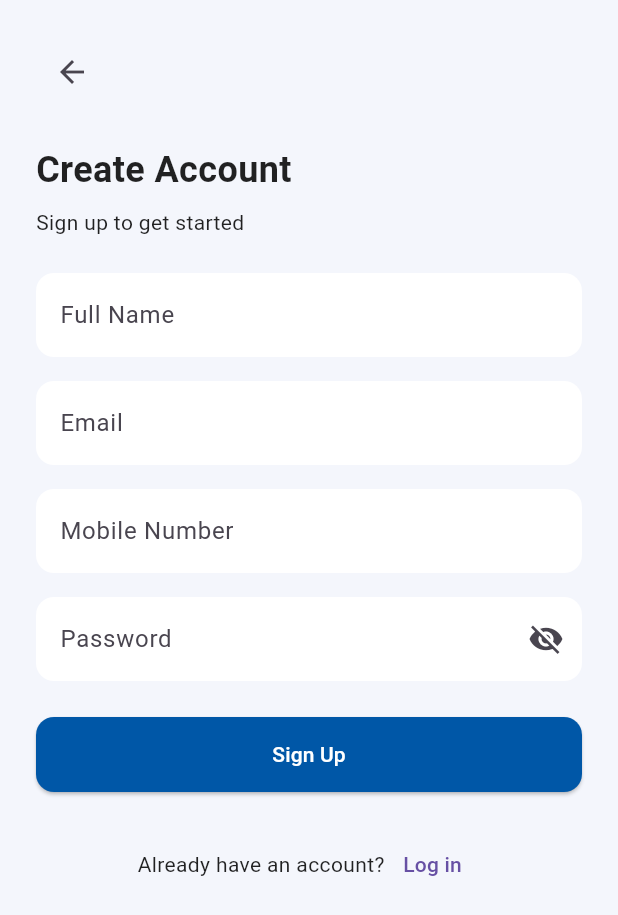
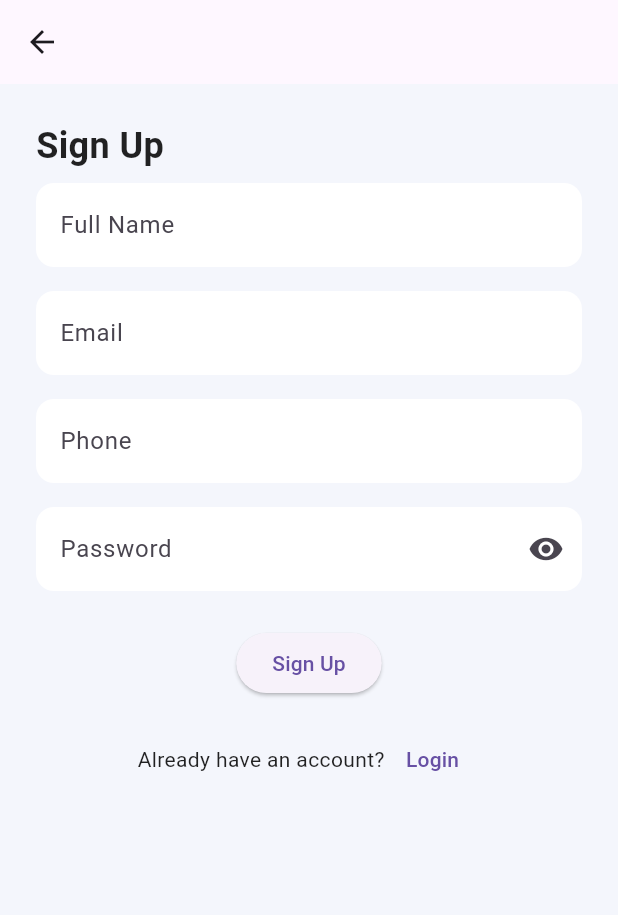
Before and after one commit to RowanFayez/UPLOAD, a Flutter app: the screen it shows after launch, after a tap on "Create one", on a phone screen of 412 x 824 dp. Shown: the top 915 px of the screen. Run offline on Flutter 3.47's test engine with Material 3 defaults, Android fonts, the phone set to English and light mode, and no system bars; Roboto replaces fonts that are missing (Poppins).

Commit message:
update  with app_string

```diff
--- a/taskaia/lib/core/theme/app_strings.dart
+++ b/taskaia/lib/core/theme/app_strings.dart
@@ -0,0 +1,33 @@
+class AppStrings {
+  // General
+  static const String appName = 'Alexandria Tram Guide';
+
+  // Login Screen
+  static const String welcomeBack = 'Welcome Back';
+  static const String signInToPlan =
+      'Sign in to plan your journey in Alexandria';
+  static const String login = 'Login';
+  static const String dontHaveAccount = 'Don’t have an account?';
+  static const String createOne = 'Create one';
+  static const String exploreAsGuest = 'Explore without account';
+
+  // Sign Up Screen
+  static const String signUp = 'Sign Up';
+  static const String alreadyHaveAccount = 'Already have an account?';
+
+  // Form Labels
+  static const String name = 'Full Name';
+  static const String email = 'Email';
+  static const String phone = 'Phone';
+  static const String password = 'Password';
+
+  // Validation
+  static const String nameRequired = 'Name is required';
+  static const String emailRequired = 'Email is required';
+  static const String phoneRequired = 'Phone number is required';
+  static const String passwordRequired = 'Password is required';
+
+  // Home Screen
+  static const String homeTitle = 'Home';
+  static const String homeWelcome = 'Welcome to Alexandria Tram Guide';
+}
--- a/taskaia/lib/presentation/features/auth/screens/login_screen.dart
+++ b/taskaia/lib/presentation/features/auth/screens/login_screen.dart
@@ -1,4 +1,6 @@
 import 'package:flutter/material.dart';
+import 'package:taskaia/core/theme/app_strings.dart';
+import 'package:taskaia/presentation/features/home/view/home_screen.dart';
 import '../widgets/login_form.dart';
 
 class LoginScreen extends StatelessWidget {
@@ -14,23 +16,23 @@ class LoginScreen extends StatelessWidget {
             crossAxisAlignment: CrossAxisAlignment.start,
             children: [
               const Text(
-                "Welcome Back",
+                AppStrings.welcomeBack,
                 style: TextStyle(fontSize: 24, fontWeight: FontWeight.bold),
               ),
               const SizedBox(height: 8),
-              const Text("Sign in to plan your journey in Alexandria"),
+              const Text(AppStrings.signInToPlan),
               const SizedBox(height: 32),
               const LoginForm(),
               const SizedBox(height: 24),
               Row(
                 mainAxisAlignment: MainAxisAlignment.center,
                 children: [
-                  const Text("Don’t have an account?"),
+                  const Text(AppStrings.dontHaveAccount),
                   TextButton(
                     onPressed: () {
                       Navigator.pushNamed(context, '/signup');
                     },
-                    child: const Text("Create one"),
+                    child: const Text(AppStrings.createOne),
                   ),
                 ],
               ),
@@ -38,9 +40,14 @@ class LoginScreen extends StatelessWidget {
               Center(
                 child: TextButton(
                   onPressed: () {
-                    Navigator.pushNamed(context, '/home');
+                    Navigator.push(
+                      context,
+                      MaterialPageRoute(
+                        builder: (context) => const HomeScreen(),
+                      ),
+                    );
                   },
-                  child: const Text("Explore without account"),
+                  child: const Text(AppStrings.exploreAsGuest),
                 ),
               ),
             ],
--- a/taskaia/lib/presentation/features/auth/screens/signup_screen.dart
+++ b/taskaia/lib/presentation/features/auth/screens/signup_screen.dart
@@ -1,4 +1,5 @@
 import 'package:flutter/material.dart';
+import 'package:taskaia/core/theme/app_strings.dart';
 import '../../../../../core/widgets/app_back_button.dart';
 import '../widgets/signup_form.dart';
 
@@ -8,24 +9,35 @@ class SignUpScreen extends StatelessWidget {
   @override
   Widget build(BuildContext context) {
     return Scaffold(
-      body: SafeArea(
-        child: SingleChildScrollView(
+      appBar: AppBar(
+        leading: IconButton(
+          icon: const Icon(Icons.arrow_back),
+          onPressed: () => Navigator.pop(context),
+        ),
+      ),
+      body: SingleChildScrollView(
         padding: const EdgeInsets.all(24),
         child: Column(
           crossAxisAlignment: CrossAxisAlignment.start,
-            children: const [
-              AppBackButton(),
-              SizedBox(height: 24),
-              Text(
-                "Create Account",
+          children: [
+            const Text(
+              AppStrings.signUp,
               style: TextStyle(fontSize: 24, fontWeight: FontWeight.bold),
             ),
-              SizedBox(height: 8),
-              Text("Sign up to get started"),
-              SizedBox(height: 24),
-              SignUpForm(),
+            const SizedBox(height: 8),
+            const SignUpForm(),
+            const SizedBox(height: 16),
+            Row(
+              mainAxisAlignment: MainAxisAlignment.center,
+              children: [
+                const Text(AppStrings.alreadyHaveAccount),
+                TextButton(
+                  onPressed: () => Navigator.pop(context),
+                  child: const Text(AppStrings.login),
+                ),
               ],
             ),
+          ],
         ),
       ),
     );
--- a/taskaia/lib/presentation/features/auth/widgets/login_form.dart
+++ b/taskaia/lib/presentation/features/auth/widgets/login_form.dart
@@ -1,4 +1,5 @@
 import 'package:flutter/material.dart';
+import 'package:taskaia/core/theme/app_strings.dart';
 import '../../../../../core/widgets/app_text_field.dart';
 import '../../../../../core/widgets/app_button.dart';
 import '../../../../../core/routing/app_routes.dart';
@@ -12,65 +13,50 @@ class LoginForm extends StatefulWidget {
 }
 
 class _LoginFormState extends State<LoginForm> {
-  final emailController = TextEditingController();
-  final passwordController = TextEditingController();
-  bool rememberMe = false;
-  bool obscurePassword = true;
-  final authController = AuthController();
+  final _formKey = GlobalKey<FormState>();
+  bool _obscurePassword = true;
 
   @override
   Widget build(BuildContext context) {
-    return Column(
+    return Form(
+      key: _formKey,
+      child: Column(
         children: [
-        AppTextField(hint: 'Enter your email', controller: emailController),
+          TextFormField(
+            decoration: const InputDecoration(labelText: AppStrings.email),
+            validator: (value) =>
+                value!.isEmpty ? AppStrings.emailRequired : null,
+          ),
           const SizedBox(height: 16),
-        TextField(
-          controller: passwordController,
-          obscureText: obscurePassword,
+          TextFormField(
+            obscureText: _obscurePassword,
             decoration: InputDecoration(
-            hintText: 'Enter your password',
+              labelText: AppStrings.password,
               suffixIcon: IconButton(
                 icon: Icon(
-                obscurePassword ? Icons.visibility_off : Icons.visibility,
+                  _obscurePassword ? Icons.visibility : Icons.visibility_off,
                 ),
                 onPressed: () {
-                setState(() => obscurePassword = !obscurePassword);
-              },
-            ),
-            border: const OutlineInputBorder(),
-          ),
-        ),
-        const SizedBox(height: 8),
-        Row(
-          children: [
-            Checkbox(
-              value: rememberMe,
-              onChanged: (val) => setState(() => rememberMe = val ?? false),
-            ),
-            const Text("Remember me"),
-            const Spacer(),
-            TextButton(onPressed: () {}, child: const Text("Forgot password?")),
-          ],
-        ),
-        const SizedBox(height: 16),
-        AppButton(
-          label: "Sign In",
-          onPressed: () {
-            authController
-                .login(
-                  emailController.text.trim(),
-                  passwordController.text.trim(),
-                )
-                .then((_) {
-                  Navigator.pushNamedAndRemoveUntil(
-                    context,
-                    '/home',
-                    (route) => false,
-                  );
+                  setState(() {
+                    _obscurePassword = !_obscurePassword;
                   });
                 },
               ),
+            ),
+            validator: (value) =>
+                value!.isEmpty ? AppStrings.passwordRequired : null,
+          ),
+          const SizedBox(height: 24),
+          ElevatedButton(
+            onPressed: () {
+              if (_formKey.currentState!.validate()) {
+                // Handle login
+              }
+            },
+            child: const Text(AppStrings.login),
+          ),
         ],
+      ),
     );
   }
 }
--- a/taskaia/lib/presentation/features/auth/widgets/signup_form.dart
+++ b/taskaia/lib/presentation/features/auth/widgets/signup_form.dart
@@ -1,4 +1,5 @@
 import 'package:flutter/material.dart';
+import 'package:taskaia/core/theme/app_strings.dart';
 import '../../../../../core/widgets/app_text_field.dart';
 import '../../../../../core/widgets/app_button.dart';
 import '../controller/auth_controller.dart';
@@ -11,55 +12,62 @@ class SignUpForm extends StatefulWidget {
 }
 
 class _SignUpFormState extends State<SignUpForm> {
-  final nameController = TextEditingController();
-  final emailController = TextEditingController();
-  final passwordController = TextEditingController();
-  final phoneController = TextEditingController();
-  final authController = AuthController();
+  final _formKey = GlobalKey<FormState>();
+  bool _obscurePassword = true;
 
   @override
   Widget build(BuildContext context) {
-    return Column(
+    return Form(
+      key: _formKey,
+      child: Column(
         children: [
-        AppTextField(hint: "Full Name", controller: nameController),
+          TextFormField(
+            decoration: const InputDecoration(labelText: AppStrings.name),
+            validator: (value) =>
+                value!.isEmpty ? AppStrings.nameRequired : null,
+          ),
           const SizedBox(height: 16),
-        AppTextField(hint: "Email", controller: emailController),
+          TextFormField(
+            decoration: const InputDecoration(labelText: AppStrings.email),
+            validator: (value) =>
+                value!.isEmpty ? AppStrings.emailRequired : null,
+          ),
           const SizedBox(height: 16),
-        AppTextField(hint: "Mobile Number", controller: phoneController),
+          TextFormField(
+            decoration: const InputDecoration(labelText: AppStrings.phone),
+            validator: (value) =>
+                value!.isEmpty ? AppStrings.phoneRequired : null,
+          ),
           const SizedBox(height: 16),
-        AppTextField(
-          hint: "Password",
-          controller: passwordController,
-          obscureText: true,
+          TextFormField(
+            obscureText: _obscurePassword,
+            decoration: InputDecoration(
+              labelText: AppStrings.password,
+              suffixIcon: IconButton(
+                icon: Icon(
+                  _obscurePassword ? Icons.visibility : Icons.visibility_off,
                 ),
-        const SizedBox(height: 24),
-        AppButton(
-          label: "Sign Up",
                 onPressed: () {
-            authController
-                .signup(
-                  nameController.text.trim(),
-                  emailController.text.trim(),
-                  passwordController.text.trim(),
-                  phoneController.text.trim(),
-                )
-                .then((_) {
-                  Navigator.pop(context); // ✅ بعد sign up ارجعي لل login
+                  setState(() {
+                    _obscurePassword = !_obscurePassword;
                   });
                 },
               ),
+            ),
+            validator: (value) =>
+                value!.isEmpty ? AppStrings.passwordRequired : null,
+          ),
           const SizedBox(height: 24),
-        Row(
-          mainAxisAlignment: MainAxisAlignment.center,
-          children: [
-            const Text("Already have an account?"),
-            TextButton(
-              onPressed: () => Navigator.pop(context),
-              child: const Text("Log in"),
+          ElevatedButton(
+            onPressed: () {
+              if (_formKey.currentState!.validate()) {
+                Navigator.pop(context);
+              }
+            },
+            child: const Text(AppStrings.signUp),
           ),
         ],
       ),
-      ],
     );
   }
 }
--- a/taskaia/lib/presentation/features/home/view/home_screen.dart
+++ b/taskaia/lib/presentation/features/home/view/home_screen.dart
@@ -1,5 +1,6 @@
 import 'package:flutter/material.dart';
 import 'package:taskaia/core/animation/slide_transition_wrapper.dart';
+import '../../../../core/theme/app_strings.dart';
 
 class HomeScreen extends StatefulWidget {
   const HomeScreen({super.key});
@@ -42,23 +43,18 @@ class _HomeScreenState extends State<HomeScreen>
             icon: const Icon(Icons.arrow_back),
             onPressed: () => Navigator.pop(context),
           ),
-          title: const Text("Home"),
+          title: const Text(AppStrings.homeTitle),
         ),
         body: Stack(
           children: [
-            const Center(
-              child: Text("Welcome to Alexandria Tram Guide"),
-            ),
+            const Center(child: Text(AppStrings.homeWelcome)),
             SlideTransition(
               position: _tramAnimation,
               child: Align(
                 alignment: Alignment.bottomCenter,
                 child: Padding(
                   padding: const EdgeInsets.only(bottom: 40),
-                  child: Image.asset(
-                    'assets/tram.png',
-                    width: 120,
-                  ),
+                  child: Image.asset('lib/assets/tram.png', width: 120),
                 ),
               ),
             ),
```
Also changed, not shown: taskaia/lib/core/theme/app_settings.dart (added, +11 -0 lines). Lines whose indentation alone changed are shown as unchanged.
